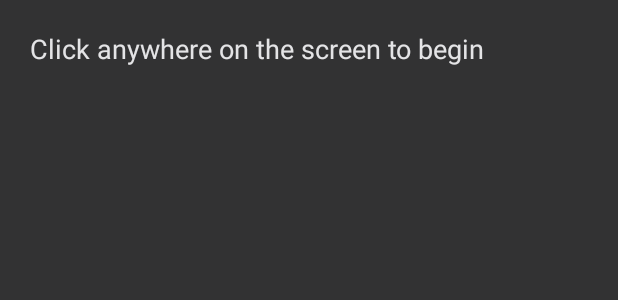
After one commit to candlehand/coffeehouse, an Android app: the layout custom_dialog.xml on its own in the app's theme, with its tools: preview values and no code run, on a phone screen of 412 x 824 dp. The commit adds this screen. Shown: the top 300 px of the screen. Run offline under Robolectric (Android 15) with nearby library versions, the phone set to English and light mode, and no system bars.

Commit message:
Saving changes before possible revert

```diff
--- /dev/null
+++ b/coffeehouse/app/src/main/res/layout/custom_dialog.xml
@@ -0,0 +1,16 @@
+<?xml version="1.0" encoding="utf-8"?>
+<FrameLayout xmlns:android="http://schemas.android.com/apk/res/android"
+    android:layout_width="wrap_content"
+    android:layout_height="wrap_content"
+    android:orientation="vertical">
+
+    <TextView
+        android:id="@+id/intro_card"
+        android:layout_width="wrap_content"
+        android:layout_height="wrap_content"
+        android:padding="20dp"
+        android:text="@string/intro_message"
+        android:textColor="@color/onBackground"
+        android:textSize="18sp" />
+
+</FrameLayout>
--- a/coffeehouse/app/src/main/res/values/strings.xml
+++ b/coffeehouse/app/src/main/res/values/strings.xml
@@ -1,12 +1,12 @@
 <resources>
     <string name="app_name">Coffeehouse: Chess Timer</string>
     <string name="title">Chess Timer</string>
+    <string name="intro_message">Click anywhere on the screen to begin</string>
     <string name="timer1Text">Player 1</string>
     <string name="timer2Text">Player 2</string>
     <string name="initialClock">10:00:00</string>
     <string name="formatClock" formatted="true">%1$s:%2$s:%3$s</string>
     <string name="timeOut">Time\'s up!</string>
-    <!-- to toggle the open close button of the navigation drawer -->
     <string name="nav_open">Open</string>
     <string name="nav_close">Close</string>
 </resources>
```
Also changed, not shown: coffeehouse/app/src/main/java/com/example/coffeehouse/MainActivity.kt (+38 -1 lines).
